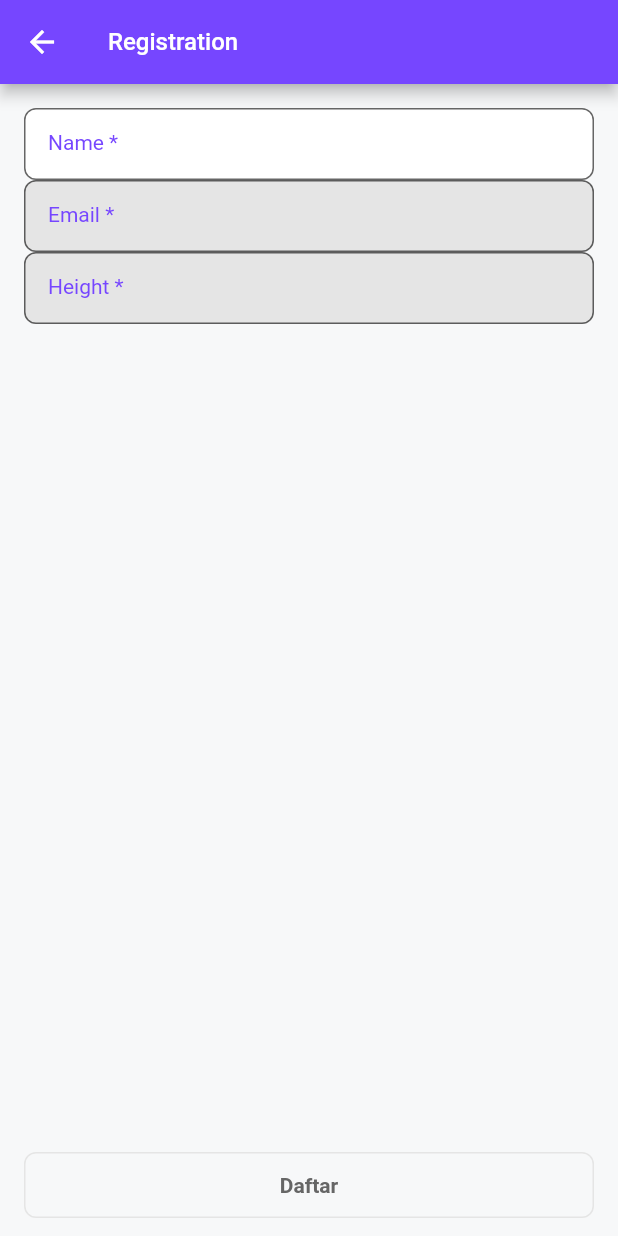
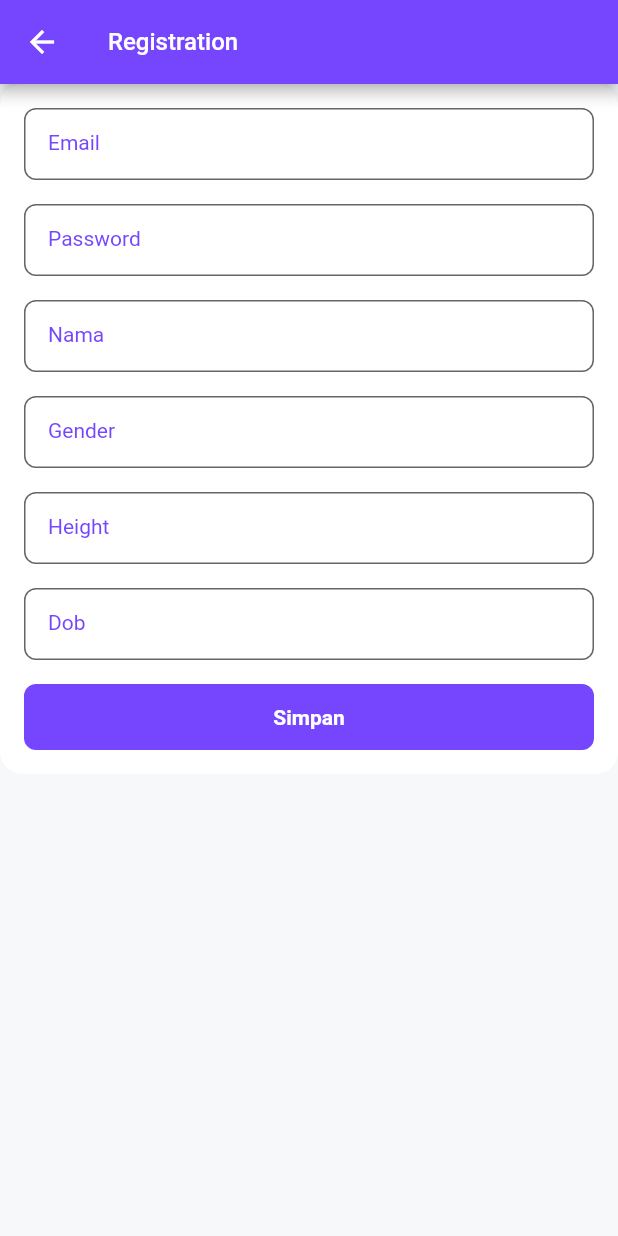
Before and after one commit to ezraricad2/fit_tracker_app, a Flutter app: the RegisterPage screen opened directly, on a phone screen of 412 x 824 dp. Run offline on Flutter 3.47's test engine with Material 2 defaults, Android fonts, the phone set to English and light mode, and no system bars; our stand-ins replace bloc, cloud_firestore, dio, equatable, firebase_auth, firebase_core and 3 more; accounts and stored records are empty.

Commit message:
first commit

```diff
--- a/lib/app/screen/register_page.dart
+++ b/lib/app/screen/register_page.dart
@@ -1,5 +1,6 @@
 import 'package:fit_tracker_app/app/utilities/textstyles.dart';
 import 'package:fit_tracker_app/app/utilities/theme_helper.dart';
+import 'package:fit_tracker_app/app/widget/commons.dart';
 import 'package:fit_tracker_app/data/model/login_model.dart';
 import 'package:fit_tracker_app/data/model/response_model.dart';
 import 'package:fit_tracker_app/data/repository/engine_auth_dev.dart';
@@ -12,18 +13,19 @@ class RegisterPage extends StatefulWidget {
 }
 
 class _RegisterPageState extends State<RegisterPage> {
-  TextEditingController _NameController = TextEditingController();
-  TextEditingController _EmailController = TextEditingController();
-  TextEditingController _GenderController = TextEditingController();
-  TextEditingController _HeightController = TextEditingController();
-  TextEditingController _DobController = TextEditingController();
+
+  TextEditingController _emailController = TextEditingController();
+  TextEditingController _passwordController = TextEditingController();
+  TextEditingController _nameController = TextEditingController();
+  TextEditingController _genderController = TextEditingController();
+  TextEditingController _heightController = TextEditingController();
+  TextEditingController _dobController = TextEditingController();
 
   bool _hasEdited = false;
 
 
   @override
   void initState() {
-    _getMerchantInfo();
     super.initState();
   }
 
@@ -38,104 +40,144 @@ class _RegisterPageState extends State<RegisterPage> {
           ),
           title: Text('Registration', style: p16.white),
         ),
-        body: Column(
-          children: [
-            Expanded(
-              child: SingleChildScrollView(
-                padding: EdgeInsets.all(16),
+        body: SingleChildScrollView( child : Container(
+          decoration: BoxDecoration(
+            borderRadius: BorderRadius.circular(15.0),
+            color: Colors.white,
+          ),
+          width: double.infinity,
+          child: Padding(
+              padding: EdgeInsets.symmetric(horizontal: 16, vertical: 16),
               child: Column(
                 // divider: ColumnDivider(20),
                 crossAxisAlignment: CrossAxisAlignment.start,
                 children: [
                   TextField(
                     style: p14.darkestGrey,
-                      controller: _NameController,
+                    controller: _emailController,
+                    decoration: InputDecoration(
+                      border: OutlineInputBorder(borderRadius: BorderRadius.circular(8.0)),
+                      fillColor: systemWhiteColor,
+                      hintText: 'Email',
+                      hintStyle: p14.grey,
+                      labelText: 'Email',
+                      labelStyle: p14.accent,
+                      filled: true,
+                      contentPadding: EdgeInsets.symmetric(horizontal: 16, vertical: 16),
+                    ),
+                  ),
+                  SizedBox(height : 16),
+                  TextField(
+                    style: p14.darkestGrey,
+                    controller: _passwordController,
                     textCapitalization: TextCapitalization.words,
                     decoration: InputDecoration(
                       fillColor: systemWhiteColor,
                       filled: true,
                       border: OutlineInputBorder(borderRadius: BorderRadius.circular(8.0)),
-                        hintText: 'Name',
+                      hintText: 'Password',
                       hintStyle: p14.grey,
-                        labelText: 'Name *',
+                      labelText: 'Password',
                       labelStyle: p14.accent,
                       contentPadding: EdgeInsets.symmetric(horizontal: 16, vertical: 16),
                     ),
                   ),
+                  SizedBox(height : 16),
                   TextField(
                     style: p14.darkestGrey,
-                      controller: _EmailController,
-                      keyboardType: TextInputType.emailAddress,
+                    controller: _nameController,
                     textCapitalization: TextCapitalization.words,
                     decoration: InputDecoration(
+                      fillColor: systemWhiteColor,
+                      filled: true,
                       border: OutlineInputBorder(borderRadius: BorderRadius.circular(8.0)),
-                        fillColor: systemLightGreyColor,
-                        filled: true,
-                        hintText: 'Email',
+                      hintText: 'Nama',
                       hintStyle: p14.grey,
-                        labelText: 'Email *',
+                      labelText: 'Nama',
                       labelStyle: p14.accent,
                       contentPadding: EdgeInsets.symmetric(horizontal: 16, vertical: 16),
                     ),
                   ),
+                  SizedBox(height : 16),
                   TextField(
                     style: p14.darkestGrey,
-                      controller: _HeightController,
-                      keyboardType: TextInputType.phone,
+                    controller: _genderController,
                     decoration: InputDecoration(
                       border: OutlineInputBorder(borderRadius: BorderRadius.circular(8.0)),
-                        fillColor: systemLightGreyColor,
+                      fillColor: systemWhiteColor,
+                      hintText: 'Gender',
+                      hintStyle: p14.grey,
+                      labelText: 'Gender',
+                      labelStyle: p14.accent,
                       filled: true,
-                        hintText: 'Height',
-                        hintStyle: p14.grey,
-                        labelText: 'Height *',
-                        labelStyle: p14.accent,
                       contentPadding: EdgeInsets.symmetric(horizontal: 16, vertical: 16),
                     ),
                   ),
-                  ],
+                  SizedBox(height : 16),
+                  TextField(
+                    style: p14.darkestGrey,
+                    controller: _heightController,
+                    decoration: InputDecoration(
+                      border: OutlineInputBorder(borderRadius: BorderRadius.circular(8.0)),
+                      fillColor: systemWhiteColor,
+                      hintText: 'Height',
+                      hintStyle: p14.grey,
+                      labelText: 'Height',
+                      labelStyle: p14.accent,
+                      filled: true,
+                      contentPadding: EdgeInsets.symmetric(horizontal: 16, vertical: 16),
                     ),
                   ),
+                  SizedBox(height : 16),
+                  TextField(
+                    style: p14.darkestGrey,
+                    controller: _dobController,
+                    decoration: InputDecoration(
+                      border: OutlineInputBorder(borderRadius: BorderRadius.circular(8.0)),
+                      fillColor: systemWhiteColor,
+                      hintText: 'Dob',
+                      hintStyle: p14.grey,
+                      labelText: 'Dob',
+                      labelStyle: p14.accent,
+                      filled: true,
+                      contentPadding: EdgeInsets.symmetric(horizontal: 16, vertical: 16),
                     ),
-            Container(
-              padding: EdgeInsets.symmetric(vertical: 12, horizontal: 16),
-              child: InkWell(
+                  ),
+                  SizedBox(height : 16),
+                  _buildSaveButton(context)
+                ],
+              )
+          ),
+        )),
+    );
+  }
+
+  Widget _buildSaveButton(BuildContext context) {
+    return InkWell(
       onTap: () async {
-                  ResponseModel result = await APIRequest.account.createUser(
-                      email: _EmailController.text, password: _HeightController.text);
 
-                  if (result.success) {
-                    // Go to Profile Page
-                    showDialog(
-                        context: context,
-                        builder: (context) => AlertDialog(
-                          title: Text('sukses'),
-                          content: Text(result.toString()),
-                          actions: <Widget>[
-                            FlatButton(
-                              onPressed: () {
+        try {
+
+        final result = await APIRequest.account.createUserAuthentication(
+            email: _emailController.text, password: _passwordController.text);
+
+
+
+        if (result.user.uid != null ) {
+
+          await APIRequest.account.createUserFirestore(
+              _emailController.text, _nameController.text,
+              _genderController.text, _heightController.text, _dobController.text);
+
+          Commons().snackbarInfo(context, 'Registration Success');
+
           Navigator.pop(context);
-                              },
-                              child: Text('OK'),
-                            )
-                          ],
-                        ));
+
         } else {
-                    // Show Dialog
-                    showDialog(
-                        context: context,
-                        builder: (context) => AlertDialog(
-                          title: Text('Error'),
-                          content: Text("${result.messages}"),
-                          actions: <Widget>[
-                            FlatButton(
-                              onPressed: () {
-                                Navigator.pop(context);
-                              },
-                              child: Text('OK'),
-                            )
-                          ],
-                        ));
+          Commons().snackbarError(context, 'Registration Failed');
+          }
+        } catch (error) {
+          Commons().snackbarError(context, 'Registration Failed ${error.toString()}');
         }
       },
       radius: 8,
@@ -145,24 +187,16 @@ class _RegisterPageState extends State<RegisterPage> {
         height: 44,
         width: double.infinity,
         decoration: BoxDecoration(
-                    border: Border.all(width: 1, color: systemLightGreyColor),
+          color: systemAccentColor,
+          border: Border.all(width: 1, color: systemAccentColor),
           borderRadius: BorderRadius.circular(8),
         ),
         child: Text(
-                    'Daftar',
-                    style: p14.semiBold.darkestGrey,
+          'Simpan',
+          style: p14.semiBold.white,
         ),
       ),
-              )
-            )
-          ],
-      ),
     );
-  }
-
-  // method
-  _getMerchantInfo() {
-    // context.read<GetMerchantInfoCubit>().getMerchantInfo();
   }
 
   _onWillPop() {
--- a/lib/data/repository/account.dart
+++ b/lib/data/repository/account.dart
@@ -13,23 +13,23 @@ class _Account extends VmsEngine {
 
   }
 
-  Future<ResponseModel> createUser({String email, String password}) async {
-    firebaseAuth.createUserWithEmailAndPassword(email: email, password: password).then((result) {
+  Future<UserCredential> createUserAuthentication({String email, String password}) async {
 
-      return ResponseModel(
-          messages: result.user.uid,
-          success: true
-      );
+    final UserCredential user = await firebaseAuth.createUserWithEmailAndPassword(email: email, password: password);
 
-    }).catchError((err) {
+    return user;
 
-      return ResponseModel(
-          messages: err.message.toString(),
-          success: false
-      );
+  }
 
-    });
+  createUserFirestore(String email, String nama, String gender, String height, String dob) async {
+
+    final CollectionReference listDailyActivity = FirebaseFirestore.instance.collection(
+        'user');
+
+    await listDailyActivity.add({"Email": email, "Height": int.parse(height), "Gender" : "${gender}", "Name" : "${nama}", "Dob" : "${dob}"});
+
   }
+
 
   @override
   // TODO: implement tag
```
Also changed, not shown: lib/app/screen/home_container.dart (+4 -4 lines), lib/app/screen/login/login_form.dart (+21 -39 lines). Lines whose indentation alone changed are shown as unchanged.
